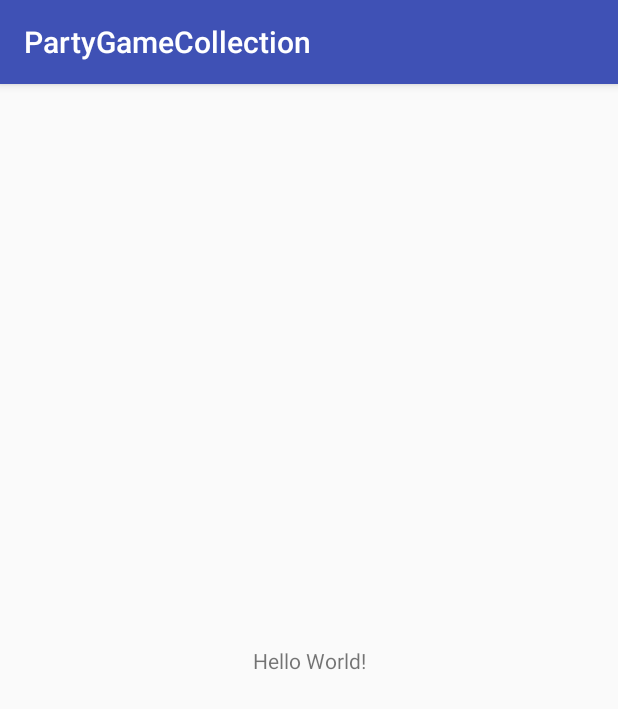
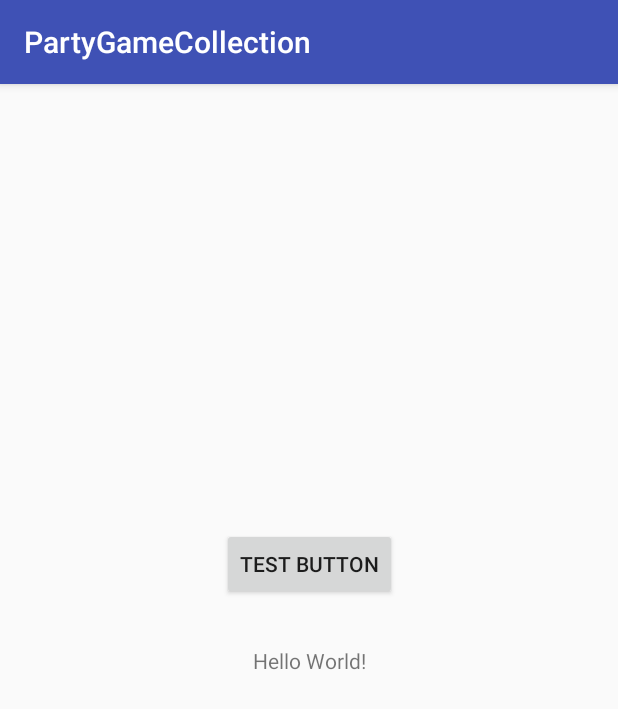
Before and after one commit to NiklasEckert/PartyGameCollection, an Android app: the screen it shows after launch (MainActivity), on a phone screen of 412 x 824 dp. Shown: the top 709 px of the screen. Run offline under Robolectric (Android 15) with nearby library versions, the phone set to English and light mode, and no system bars.

Commit message:
Testbutton hinzugefügt

```diff
--- a/app/src/main/res/layout/activity_main.xml
+++ b/app/src/main/res/layout/activity_main.xml
@@ -13,6 +13,25 @@
         app:layout_constraintBottom_toBottomOf="parent"
         app:layout_constraintLeft_toLeftOf="parent"
         app:layout_constraintRight_toRightOf="parent"
-        app:layout_constraintTop_toTopOf="parent" />
+        app:layout_constraintTop_toTopOf="parent"
+        android:id="@+id/textView" />
+
+    <Button
+        android:id="@+id/button"
+        android:layout_width="wrap_content"
+        android:layout_height="wrap_content"
+        android:text="Test Button"
+        android:visibility="visible"
+        app:layout_constraintHorizontal_weight="10"
+        app:layout_constraintVertical_weight="10"
+        app:layout_constraintLeft_toLeftOf="parent"
+        android:layout_marginLeft="8dp"
+        android:layout_marginRight="8dp"
+        app:layout_constraintRight_toRightOf="parent"
+        app:layout_constraintTop_toTopOf="parent"
+        android:layout_marginTop="8dp"
+        app:layout_constraintBottom_toBottomOf="parent"
+        android:layout_marginBottom="8dp"
+        app:layout_constraintVertical_bias="0.409" />
 
 </android.support.constraint.ConstraintLayout>
```
